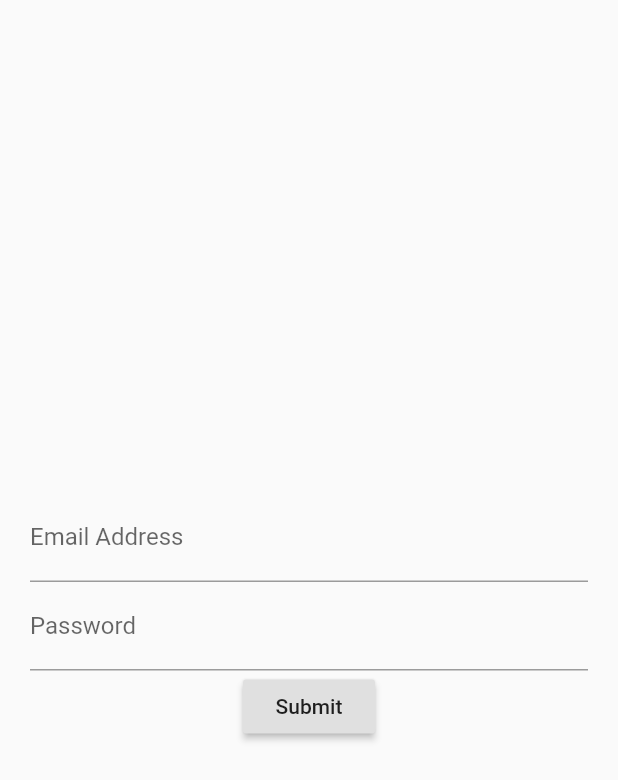
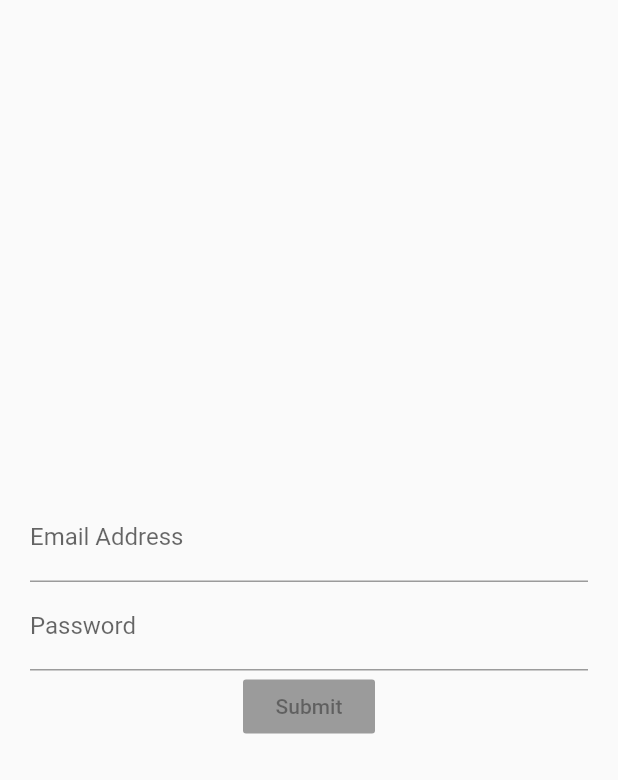
Before and after one commit to utsavdutta/Flutter_loginPage_bloc, a Flutter app: the screen it shows after launch, on a phone screen of 412 x 824 dp. Shown: the top 780 px of the screen. Run offline on Flutter 3.47's test engine with Material 2 defaults, Android fonts, the phone set to English and light mode, and no system bars; our stand-ins replace rxdart.

Commit message:
Commit 2

```diff
--- a/lib/scr/screens/loginScreen.dart
+++ b/lib/scr/screens/loginScreen.dart
@@ -10,7 +10,7 @@ class LoginScreen extends StatelessWidget {
       margin:EdgeInsets.all(20),
       child: Column(
         mainAxisAlignment: MainAxisAlignment.center,
-        children: [emailField(bloc), passwordField(bloc), submitButton()],
+        children: [emailField(bloc), passwordField(bloc), submitButton(bloc)],
       ),
     );
   }
@@ -46,10 +46,15 @@ class LoginScreen extends StatelessWidget {
     );
   }
 
-  Widget submitButton() {
-    return RaisedButton(
-      onPressed: () {},
-      child: Text('Submit'),
+  Widget submitButton(Bloc bloc) {
+    return StreamBuilder(
+      stream: bloc.submitValid,
+      builder: (context, snapshot){
+        return RaisedButton(
+          onPressed: snapshot.hasData? (){} :null,
+          child: Text('Submit'),
+        );
+      },
     );
   }
 }
```
Also changed, not shown: lib/scr/blocs/bloc.dart (+5 -2 lines).
